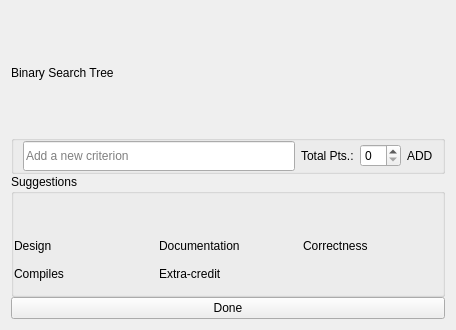
Before: the Qt Designer form TurboGrade/ui/rubricview.ui in wassgha/TurboGrade, drawn with Qt 5.
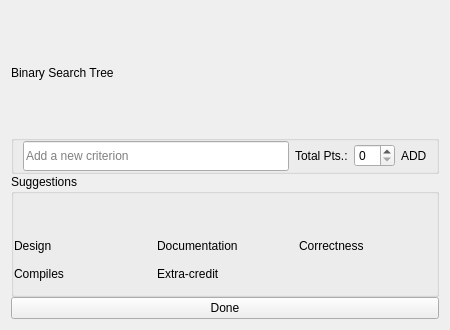
After: the same form once the commit is applied. Icons and pictures are not drawn. Custom widgets are drawn as their Qt base class.

Diff of the .ui file:
```diff
--- a/TurboGrade/ui/rubricview.ui
+++ b/TurboGrade/ui/rubricview.ui
@@ -6,7 +6,7 @@
    <rect>
     <x>0</x>
     <y>0</y>
-    <width>456</width>
+    <width>450</width>
     <height>330</height>
    </rect>
   </property>
```
